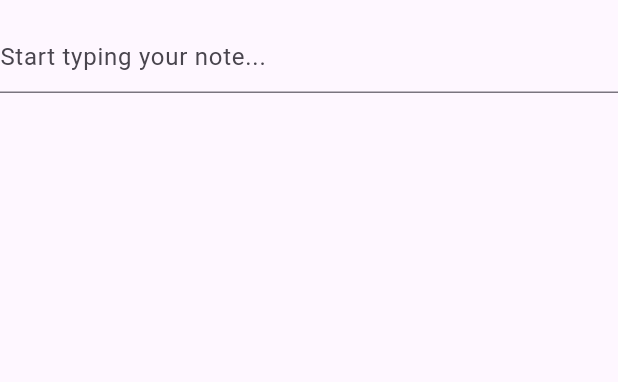
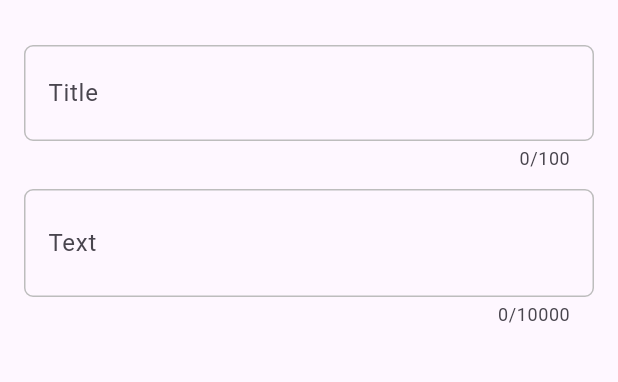
Before and after one commit to AryanGh11/mynotes-flutter, a Flutter app: the CreateUpdateNoteView screen opened by its route, on a phone screen of 412 x 824 dp, the part 63-445 px from its top. Run offline on Flutter 3.47's test engine with Material 3 defaults, Android fonts, the phone set to English and light mode, and no system bars; our stand-ins replace firebase_auth, firebase_core, logger, sqflite; accounts and stored records are empty.

Commit message:
fixed db issues and change some ui

```diff
--- a/lib/services/crud/note_service.dart
+++ b/lib/services/crud/note_service.dart
@@ -125,9 +125,11 @@ class NotesService {
     }
 
     // create the note
+    const title = "Title";
     const text = "";
     final noteId = await db.insert(noteTable, {
       userIdColumn: owner.id,
+      titleColumn: title,
       textColumn: text,
       isSyncedWithCloudColumn: 1,
     });
@@ -135,6 +137,7 @@ class NotesService {
     final note = DatabaseNote(
       id: noteId,
       userId: owner.id,
+      title: title,
       text: text,
       isSyncedWithCloud: true,
     );
@@ -202,6 +205,7 @@ class NotesService {
   Future<DatabaseNote> updateNote({
     required DatabaseNote note,
     required String text,
+    String? title,
   }) async {
     await _ensureDbIsOpen();
     final db = _getDatebaseOrThrow();
@@ -210,6 +214,7 @@ class NotesService {
     await getNote(id: note.id);
 
     final updatesCount = await db.update(noteTable, {
+      titleColumn: title ?? "",
       textColumn: text,
       isSyncedWithCloudColumn: 0,
     });
@@ -274,12 +279,14 @@ class DatabaseUser {
 class DatabaseNote {
   final int id;
   final int userId;
+  final String title;
   final String text;
   final bool isSyncedWithCloud;
 
   DatabaseNote({
     required this.id,
     required this.userId,
+    required this.title,
     required this.text,
     required this.isSyncedWithCloud,
   });
@@ -287,13 +294,14 @@ class DatabaseNote {
   DatabaseNote.fromRow(Map<String, Object?> map)
       : id = map[idColumn] as int,
         userId = map[userIdColumn] as int,
+        title = map[titleColumn] as String,
         text = map[textColumn] as String,
         isSyncedWithCloud =
             (map[isSyncedWithCloudColumn] as int) == 1 ? true : false;
 
   @override
   String toString() =>
-      "Note, ID = $id, userId = $userId, isSyncedWithCloud = $isSyncedWithCloud, text = $text";
+      "Note, ID = $id, userId = $userId, isSyncedWithCloud = $isSyncedWithCloud, title = $title";
 
   @override
   bool operator ==(covariant DatabaseNote other) => id == other.id;
@@ -308,9 +316,10 @@ const userTable = "user";
 const idColumn = "id";
 const emailColumn = "email";
 const userIdColumn = "user_id";
+const titleColumn = "title";
 const textColumn = "text";
 const isSyncedWithCloudColumn = "is_synced_with_cloud";
 const createUserTable =
     "CREATE TABLE IF NOT EXISTS user(id INTEGER PRIMARY KEY AUTOINCREMENT, email TEXT NOT NULL UNIQUE);";
 const createNoteTable =
-    "CREATE TABLE IF NOT EXISTS note (id INTEGER PRIMARY KEY AUTOINCREMENT, user_id	INTEGER NOT NULL, text	TEXT, is_synced_with_cloud	INTEGER NOT NULL DEFAULT 0, FOREIGN KEY(user_id) REFERENCES user(id)));";
+    "CREATE TABLE IF NOT EXISTS note (id INTEGER PRIMARY KEY AUTOINCREMENT, user_id	INTEGER NOT NULL,title TEXT,text	TEXT, is_synced_with_cloud	INTEGER NOT NULL DEFAULT 0, FOREIGN KEY(user_id) REFERENCES user(id));";
--- a/lib/views/notes/create_update_note_view.dart
+++ b/lib/views/notes/create_update_note_view.dart
@@ -2,6 +2,8 @@ import 'package:flutter/material.dart';
 import 'package:mynotes/services/auth/auth_service.dart';
 import 'package:mynotes/services/crud/note_service.dart';
 import 'package:mynotes/utilities/generics/get_arguments.dart';
+import 'package:mynotes/widgets/sized_box/simple_sized_box.dart';
+import 'package:mynotes/widgets/text_fileds/simple_text_filed.dart';
 
 class CreateUpdateNoteView extends StatefulWidget {
   const CreateUpdateNoteView({super.key});
@@ -14,11 +16,13 @@ class _CreateUpdateNoteViewState extends State<CreateUpdateNoteView> {
   DatabaseNote? _note;
   late final NotesService _notesService;
   late final TextEditingController _textController;
+  late final TextEditingController _titleController;
 
   @override
   void initState() {
     _notesService = NotesService();
     _textController = TextEditingController();
+    _titleController = TextEditingController();
     super.initState();
   }
 
@@ -34,9 +38,24 @@ class _CreateUpdateNoteViewState extends State<CreateUpdateNoteView> {
     );
   }
 
+  void _titleControllerListener() async {
+    final note = _note;
+    if (note == null) {
+      return;
+    }
+    final text = _textController.text;
+    final title = _titleController.text;
+    await _notesService.updateNote(note: note, title: title, text: text);
+  }
+
   void _setupTextControllerListener() {
     _textController.removeListener(_textControllerListener);
     _textController.addListener(_textControllerListener);
+  }
+
+  void _setupTitleControllerListener() {
+    _titleController.removeListener(_titleControllerListener);
+    _titleController.addListener(_titleControllerListener);
   }
 
   Future<DatabaseNote> createOrGetExistingNote(BuildContext context) async {
@@ -44,6 +63,7 @@ class _CreateUpdateNoteViewState extends State<CreateUpdateNoteView> {
 
     if (widgetNote != null) {
       _note = widgetNote;
+      _titleController.text = widgetNote.title;
       _textController.text = widgetNote.text;
       return widgetNote;
     }
@@ -72,9 +92,11 @@ class _CreateUpdateNoteViewState extends State<CreateUpdateNoteView> {
   void _saveNoteIfTextNotEmpty() async {
     final note = _note;
     final text = _textController.text;
+    final title = _titleController.text;
     if (note != null && text.isNotEmpty) {
       await _notesService.updateNote(
         note: note,
+        title: title,
         text: text,
       );
     }
@@ -85,6 +107,7 @@ class _CreateUpdateNoteViewState extends State<CreateUpdateNoteView> {
     _deleteNoteIfTextIsEmpty();
     _saveNoteIfTextNotEmpty();
     _textController.dispose();
+    _titleController.dispose();
     super.dispose();
   }
 
@@ -100,13 +123,29 @@ class _CreateUpdateNoteViewState extends State<CreateUpdateNoteView> {
           switch (snapshot.connectionState) {
             case ConnectionState.done:
               _setupTextControllerListener();
-              return TextField(
-                controller: _textController,
-                keyboardType: TextInputType.multiline,
-                maxLines: null,
-                decoration: const InputDecoration(
-                    hintText: "Start typing your note..."),
-              );
+              _setupTitleControllerListener();
+              return Padding(
+              padding: const EdgeInsets.all(16.0), // Adjust the value as needed
+              child: Column(
+                children: [
+                  SimpleTextField(
+                    textEditingController: _titleController,
+                    labelText: "Title",
+                    maxLength: 100,
+                    textInputType: TextInputType.multiline,
+                  ),
+                  const SimpleSizedBox(height: 12),
+                  SimpleTextField(
+                    textEditingController: _textController,
+                    labelText: "Text",
+                    maxLength: 10000,
+                    textInputType: TextInputType.multiline,
+                    maxLines: null,
+                    lineSpace: 2,
+                  ),
+                ],
+              ),
+            );
             default:
               return const CircularProgressIndicator();
           }
--- /dev/null
+++ b/lib/widgets/sized_box/simple_sized_box.dart
@@ -0,0 +1,18 @@
+import 'package:flutter/material.dart';
+
+class SimpleSizedBox extends StatelessWidget {
+  const SimpleSizedBox({
+    super.key,
+    required this.height,
+    this.child,
+  });
+  final int height;
+  final Widget? child;
+  @override
+  Widget build(BuildContext context) {
+    return SizedBox(
+      height: height.toDouble(),
+      child: child,
+    );
+  }
+}
--- /dev/null
+++ b/lib/widgets/text_fileds/simple_text_field_state.dart
@@ -0,0 +1,213 @@
+import 'package:flutter/material.dart';
+import 'package:mynotes/widgets/text_fileds/simple_text_filed.dart';
+
+class SimpleTextFieldState extends State<SimpleTextField> {
+  late FocusNode focusNode;
+  late TextEditingController textEditingController;
+  late bool hasConfirmation;
+  late bool hasError;
+  late bool hasFocus;
+  late int? maxLength;
+  late int? maxLines;
+  late int? lineSpace;
+
+  @override
+  void initState() {
+    super.initState();
+    lineSpace = widget.lineSpace;
+    maxLines = widget.maxLines;
+    maxLength = widget.maxLength;
+    hasFocus = false;
+    textEditingController =
+        widget.textEditingController ?? TextEditingController();
+    // hasConfirmation = textEditingController.text != null ? isValid : false;
+    hasConfirmation = isValid;
+    // hasError = textEditingController != null ? !isValid : false;
+    hasError = !isValid;
+    focusNode = widget.focusNode ?? FocusNode();
+
+    focusNode.addListener(() {
+      setState(() {
+        hasFocus = focusNode.hasPrimaryFocus;
+        bool valid = isValid;
+        hasConfirmation = valid;
+        hasError = !valid;
+      });
+    });
+  }
+
+  bool get isValid {
+    if (hasValidator) {
+      return widget.validator!(textEditingController.text);
+    }
+    return false;
+  }
+
+  bool get hasValidator {
+    return widget.validator != null;
+  }
+
+  @override
+  Widget build(BuildContext context) {
+    ThemeData currentTheme = Theme.of(context);
+
+    OutlineInputBorder buildFocusedBorder() {
+      if (hasValidator) {
+        if (hasConfirmation && widget.showConfirmation) {
+          return OutlineInputBorder(
+              borderSide: const BorderSide(color: Colors.green, width: 1.25),
+              borderRadius: BorderRadius.circular(widget.borderRadius));
+        } else if (hasError) {
+          return OutlineInputBorder(
+            borderSide: const BorderSide(color: Colors.red, width: 1.25),
+            borderRadius: BorderRadius.circular(widget.borderRadius),
+          );
+        }
+      }
+      return OutlineInputBorder(
+        borderSide: BorderSide(
+            color: widget.accentColor ?? currentTheme.primaryColor,
+            width: 1.25),
+        borderRadius: BorderRadius.circular(widget.borderRadius),
+      );
+    }
+
+    OutlineInputBorder buildEnabledBorder() {
+      if (hasValidator) {
+        if (hasConfirmation) {
+          return OutlineInputBorder(
+            borderSide: const BorderSide(color: Colors.green),
+            borderRadius: BorderRadius.circular(widget.borderRadius),
+          );
+        } else if (hasError) {
+          return OutlineInputBorder(
+            borderSide: const BorderSide(color: Colors.red),
+            borderRadius: BorderRadius.circular(widget.borderRadius),
+          );
+        }
+      }
+      return OutlineInputBorder(
+        borderRadius: BorderRadius.circular(widget.borderRadius),
+        borderSide: BorderSide(
+          color: Colors.grey[400]!,
+        ),
+      );
+    }
+
+    TextStyle? buildLabelStyle() {
+      if (hasFocus) {
+        return TextStyle(color: widget.accentColor);
+      } else {
+        return null;
+      }
+    }
+
+    Icon? buildSuffixIcon() {
+      if (hasValidator) {
+        if (hasConfirmation) {
+          return const Icon(Icons.check, color: Colors.green);
+        } else if (hasError) {
+          return const Icon(
+            Icons.error,
+            color: Colors.red,
+            size: 24,
+          );
+        }
+      }
+      return null;
+    }
+
+    return TextSelectionTheme(
+      data: TextSelectionThemeData(
+        selectionColor: widget.accentColor?.withOpacity(.33) ??
+            currentTheme.primaryColor.withOpacity(.33),
+      ),
+      child: Column(
+        crossAxisAlignment: CrossAxisAlignment.start,
+        children: [
+          if (widget.labelText != null && widget.showLabelAboveTextField) ...[
+            Text(
+              widget.labelText!,
+              style: TextStyle(
+                fontWeight: FontWeight.w500,
+                color: hasFocus ? currentTheme.primaryColor : Colors.grey[700],
+              ),
+            ),
+            const SizedBox(height: 6),
+          ],
+          TextField(
+            maxLines: maxLines,
+            maxLength: maxLength,
+            focusNode: focusNode,
+            controller: textEditingController,
+            autofillHints: widget.autofillHints,
+            keyboardType: widget.textInputType,
+            autofocus: widget.autoFocus,
+            onChanged: (val) {
+              setState(() {
+                hasError = false;
+                hasConfirmation = isValid;
+              });
+              if (widget.onChanged != null) {
+                widget.onChanged!(val);
+              }
+            },
+            style: TextStyle(
+              color: widget.textColor,
+              height: lineSpace?.toDouble(),
+            ),
+            cursorColor: widget.textColor,
+            obscureText: widget.obscureText,
+            textInputAction: widget.textInputAction,
+            decoration: InputDecoration(
+              contentPadding: EdgeInsets.symmetric(
+                  vertical: widget.verticalPadding,
+                  horizontal: widget.horizontalPadding),
+              isDense: true,
+              hintText: widget.hintText,
+              hintStyle: TextStyle(color: widget.textColor.withOpacity(.45)),
+              labelText:
+                  widget.showLabelAboveTextField ? null : widget.labelText,
+              labelStyle: buildLabelStyle(),
+              errorText: widget.errorText != null && hasError && hasValidator
+                  ? widget.errorText
+                  : null,
+              floatingLabelBehavior: widget.floatingLabelBehavior,
+              fillColor: widget.fillColor,
+              filled: widget.fillColor != null,
+              focusedBorder: buildFocusedBorder(),
+              enabledBorder: buildEnabledBorder(),
+              border: OutlineInputBorder(
+                borderRadius: BorderRadius.circular(widget.borderRadius),
+              ),
+              prefixIcon: widget.prefixIconData != null
+                  ? Padding(
+                      padding: const EdgeInsets.only(left: 12.0, right: 8),
+                      child: Icon(
+                        widget.prefixIconData,
+                        color: hasFocus
+                            ? widget.accentColor
+                            : widget.textColor.withOpacity(.6),
+                        size: 20,
+                      ),
+                    )
+                  : null,
+              prefixIconConstraints:
+                  const BoxConstraints(minHeight: 24, minWidth: 24),
+              suffixIcon: buildSuffixIcon(),
+            ),
+          ),
+          if (widget.helperText != null) ...[
+            const SizedBox(height: 6),
+            Text(
+              widget.helperText!,
+              style: TextStyle(
+                color: Colors.grey[600],
+              ),
+            )
+          ]
+        ],
+      ),
+    );
+  }
+}
--- /dev/null
+++ b/lib/widgets/text_fileds/simple_text_filed.dart
@@ -0,0 +1,68 @@
+import 'package:flutter/material.dart';
+import 'package:mynotes/widgets/text_fileds/simple_text_field_state.dart';
+
+class SimpleTextField extends StatefulWidget {
+  const SimpleTextField(
+      {this.onChanged,
+      this.textEditingController,
+      this.autofillHints,
+      this.textInputType,
+      this.autoFocus = false,
+      this.obscureText = false,
+      this.textInputAction,
+      this.focusNode,
+      this.prefixIconData,
+      this.hintText,
+      this.labelText,
+      this.errorText,
+      this.helperText,
+      this.showLabelAboveTextField = false,
+      this.floatingLabelBehavior = FloatingLabelBehavior.auto,
+      this.fillColor,
+      this.accentColor,
+      this.textColor = Colors.black,
+      this.borderRadius = 6,
+      this.validator,
+      this.showConfirmation = true,
+      this.showError = true,
+      this.verticalPadding = 20,
+      this.horizontalPadding = 12,
+      this.maxLength,
+      this.maxLines,
+      this.lineSpace,
+      Key? key})
+      : super(key: key);
+
+  final Function(String)? onChanged;
+  final TextEditingController? textEditingController;
+  final Iterable<String>? autofillHints;
+  final TextInputType? textInputType;
+  final bool autoFocus;
+  final bool obscureText;
+  final TextInputAction? textInputAction;
+  final FocusNode? focusNode;
+  final IconData? prefixIconData;
+  final String? hintText;
+  final String? labelText;
+  final String? errorText;
+  final int? maxLength;
+  final int? maxLines;
+  final int? lineSpace;
+
+  /// Text placed below the text field
+  final String? helperText;
+  final bool showLabelAboveTextField;
+  final FloatingLabelBehavior floatingLabelBehavior;
+  final Color? fillColor;
+  final Color? accentColor;
+  final Color textColor;
+  final double borderRadius;
+  final bool Function(String)? validator;
+  final bool showConfirmation;
+  final bool showError;
+  final double verticalPadding;
+  final double horizontalPadding;
+
+  @override
+  State<SimpleTextField> createState() => SimpleTextFieldState();
+}
--- a/pubspec.yaml
+++ b/pubspec.yaml
@@ -40,6 +40,8 @@ dependencies:
   sqflite: ^2.3.0
   path_provider: ^2.1.1
   path: ^1.8.3
+  hive: ^2.2.3
+  hive_flutter: ^1.1.0
 
 dev_dependencies:
   flutter_test:
```
Also changed, not shown: pubspec.lock.
